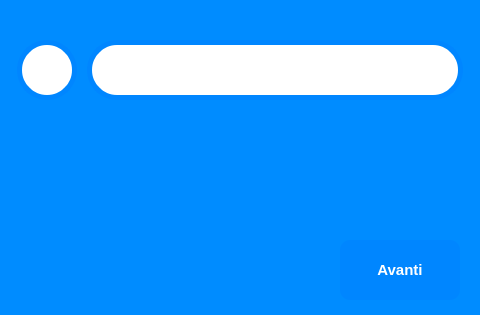
Above: view/seleziona_prodotto_window.ui from ISacchitella/MicroOne_v1.1 before the change. Below: the same form after it.
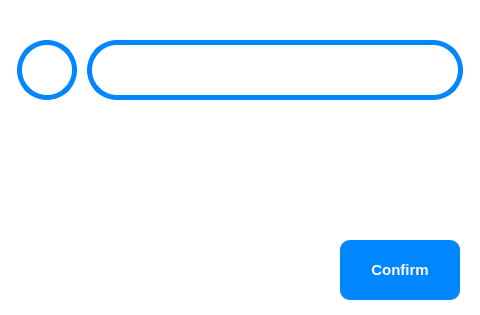
That is the form after the change. Icons and pictures are not drawn.

Patch:
```diff
--- a/view/seleziona_prodotto_window.ui
+++ b/view/seleziona_prodotto_window.ui
@@ -68,8 +68,8 @@
     </rect>
    </property>
    <property name="styleSheet">
-    <string notr="true">background-color: rgb(0, 140, 255);
-image: url(:/sfondo_sel_prodotto/res/pagina_MICROONE_selezione_prodotto.png);</string>
+    <string notr="true">
+image: url(:/select_product/res/pagina_MICROONE_selezione_prodotto_eng.png);</string>
    </property>
    <property name="text">
     <string/>
@@ -186,7 +186,7 @@
 }</string>
    </property>
    <property name="text">
-    <string>Avanti</string>
+    <string>Confirm</string>
    </property>
   </widget>
   <zorder>cancel_btn_1</zorder>
```
